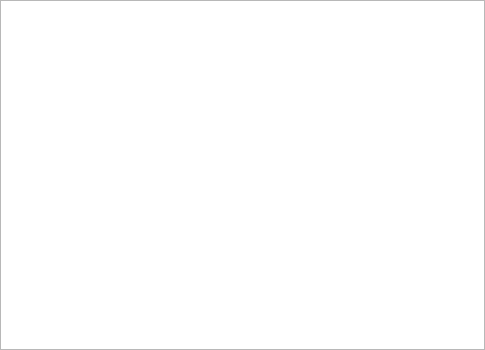
Old version of the form code/mirror/fight_map.ui in the repository simon0xia/mirror.
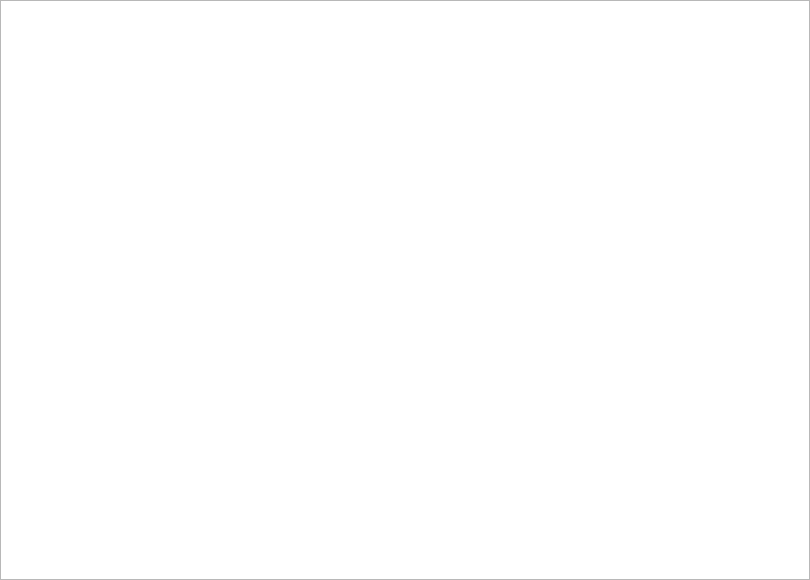
New version of the form.

Patch:
```diff
--- a/code/mirror/fight_map.ui
+++ b/code/mirror/fight_map.ui
@@ -6,8 +6,8 @@
    <rect>
     <x>0</x>
     <y>0</y>
-    <width>485</width>
-    <height>350</height>
+    <width>810</width>
+    <height>580</height>
    </rect>
   </property>
   <property name="windowTitle">
```
